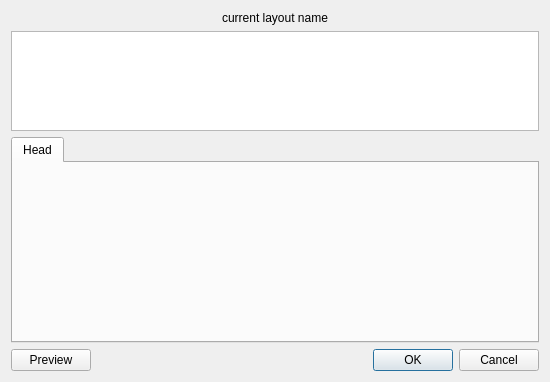
First picture: the form in src/dialogs/PlaylistLayoutEditDialog.ui, repository KDE/amarok, before the edit.
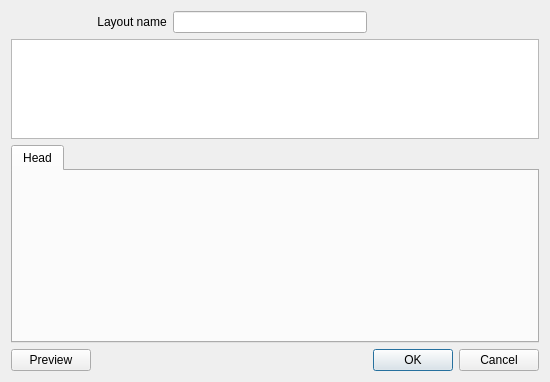
Second picture: the form after the edit. Custom widgets are drawn as their Qt base class.

Commit message: Layouts can now be saved with a custom name and a check is added that makes it impossible to save a layout with the same name as a default layout. This means that it is possible to edit an existing layout and save it udner different name instead of having to start over.

```diff
--- a/src/dialogs/PlaylistLayoutEditDialog.ui
+++ b/src/dialogs/PlaylistLayoutEditDialog.ui
@@ -13,20 +13,49 @@
    <string>Dialog</string>
   </property>
   <layout class="QGridLayout" name="gridLayout" >
-   <item row="0" column="0" colspan="3" >
+   <item row="0" column="0" >
+    <spacer name="horizontalSpacer_2" >
+     <property name="orientation" >
+      <enum>Qt::Horizontal</enum>
+     </property>
+     <property name="sizeHint" stdset="0" >
+      <size>
+       <width>98</width>
+       <height>20</height>
+      </size>
+     </property>
+    </spacer>
+   </item>
+   <item row="0" column="1" >
     <widget class="QLabel" name="label" >
      <property name="layoutDirection" >
       <enum>Qt::RightToLeft</enum>
      </property>
      <property name="text" >
-      <string>current layout name</string>
+      <string>Layout name</string>
      </property>
      <property name="alignment" >
       <set>Qt::AlignCenter</set>
      </property>
     </widget>
    </item>
-   <item row="1" column="0" colspan="3" >
+   <item row="0" column="2" >
+    <widget class="QLineEdit" name="nameEdit" />
+   </item>
+   <item row="0" column="3" >
+    <spacer name="horizontalSpacer_3" >
+     <property name="orientation" >
+      <enum>Qt::Horizontal</enum>
+     </property>
+     <property name="sizeHint" stdset="0" >
+      <size>
+       <width>122</width>
+       <height>20</height>
+      </size>
+     </property>
+    </spacer>
+   </item>
+   <item row="1" column="0" colspan="4" >
     <widget class="TokenListWidget" name="tokenPool" >
      <property name="sizePolicy" >
       <sizepolicy vsizetype="Preferred" hsizetype="MinimumExpanding" >
@@ -90,7 +119,7 @@
      </property>
     </widget>
    </item>
-   <item row="2" column="0" colspan="3" >
+   <item row="2" column="0" colspan="4" >
     <widget class="QTabWidget" name="elementTabs" >
      <property name="currentIndex" >
       <number>0</number>
@@ -109,7 +138,7 @@
      </property>
     </widget>
    </item>
-   <item row="3" column="1" >
+   <item row="3" column="1" colspan="2" >
     <spacer name="horizontalSpacer" >
      <property name="orientation" >
       <enum>Qt::Horizontal</enum>
@@ -122,7 +151,7 @@
      </property>
     </spacer>
    </item>
-   <item row="3" column="2" >
+   <item row="3" column="3" >
     <widget class="QDialogButtonBox" name="buttonBox" >
      <property name="orientation" >
       <enum>Qt::Horizontal</enum>
```
The commit also changes 5 other files.
